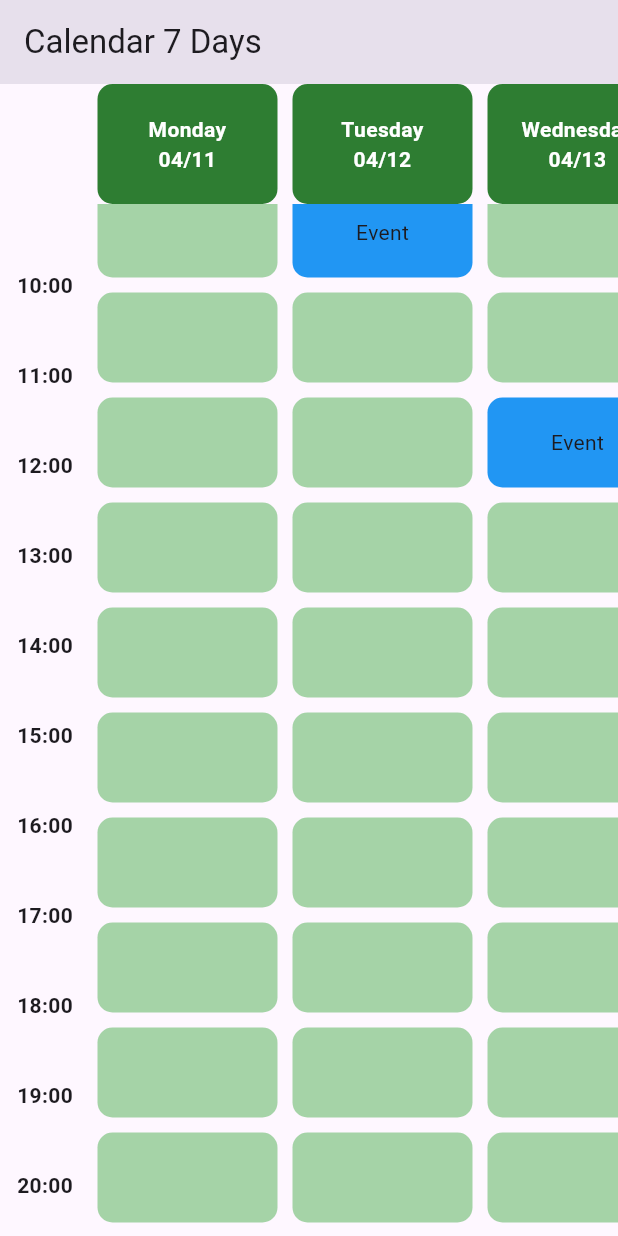
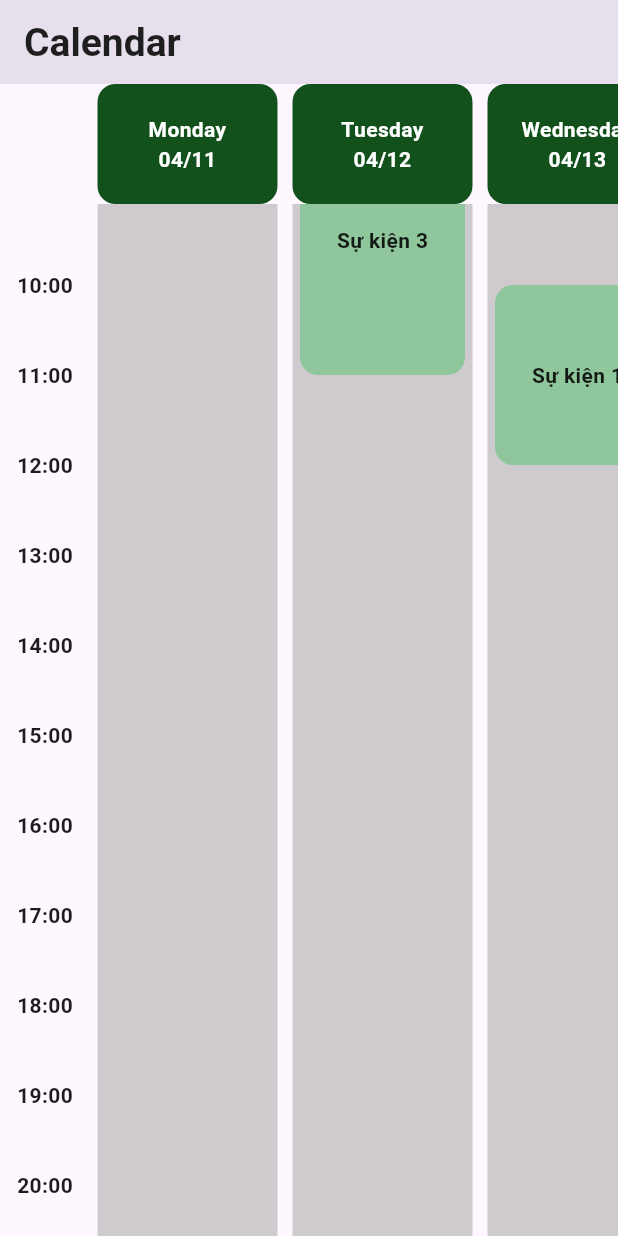
Before and after one commit to wizardap/vnu_student, a Flutter app: the screen it shows after launch, scrolled down 576 dp, on a phone screen of 412 x 824 dp. Run offline on Flutter 3.47's test engine with Material 3 defaults, Android fonts, the phone set to English and light mode, and no system bars.

Commit message:
reconstruct calendar screen

```diff
--- /dev/null
+++ b/lib/core/constants/constants.dart
@@ -0,0 +1,92 @@
+import 'package:flutter/material.dart';
+
+// Màu sắc
+class AppColors {
+  static const Color primaryGreen = Color(0xFF13511C); // Màu xanh header bảng
+  static const Color lightGray = Color(0xFFD9D9D9); // Màu xám nhạt
+  static const Color shadowGray = Colors.black12; // Màu bóng mờ
+  static const Color textBlack = Colors.black87; // Màu chữ chính
+  static const Color white = Colors.white; // Màu trắng
+  static const Color pieChartGreen1 = Color(0xCC0C7623); // Màu #0C7623, 80%
+  static const Color pieChartGreen2 = Color(0xCC32A44B); // Màu #32A44B, 80%
+  static const Color pieChartGreen3 = Color(0xCC53C26B); // Màu #53C26B, 80%
+  static const Color iconGray = Colors.grey; // Màu biểu tượng xám
+}
+
+// Font chữ
+class AppTextStyles {
+  static const TextStyle appBarTitle = TextStyle(
+    fontSize: 26,
+    fontWeight: FontWeight.bold,
+    color: AppColors.textBlack,
+  );
+
+  static const TextStyle header = TextStyle(
+    fontSize: 18,
+    fontWeight: FontWeight.bold,
+    color: AppColors.textBlack,
+  );
+
+  static const TextStyle subHeader = TextStyle(
+    fontSize: 16,
+    color: Colors.grey,
+  );
+
+  static const TextStyle tableHeader = TextStyle(
+    fontSize: 14,
+    fontWeight: FontWeight.bold,
+    color: AppColors.white,
+  );
+
+  static const TextStyle tableData = TextStyle(
+    fontSize: 14,
+    color: AppColors.textBlack,
+  );
+
+  static const TextStyle overviewStat = TextStyle(
+    fontSize: 16,
+    fontWeight: FontWeight.bold,
+  );
+
+  static const TextStyle dropdownItem = TextStyle(
+    fontSize: 16,
+    fontWeight: FontWeight.w500,
+    color: AppColors.textBlack,
+  );
+
+  static const TextStyle notificationTitle = TextStyle(
+    fontSize: 16,
+    fontWeight: FontWeight.bold,
+    color: AppColors.textBlack,
+  );
+
+  static const TextStyle notificationSubtitle = TextStyle(
+    fontSize: 14,
+    color: Colors.grey,
+  );
+
+  static const TextStyle tabSelected = TextStyle(
+    fontSize: 14,
+    fontWeight: FontWeight.bold,
+    color: AppColors.white,
+  );
+
+  static const TextStyle tabUnselected = TextStyle(
+    fontSize: 14,
+    color: AppColors.textBlack,
+  );
+
+  static const TextStyle searchHint = TextStyle(
+    fontSize: 16,
+    color: AppColors.iconGray,
+  );
+}
+
+// Kích thước & khoảng cách
+class AppSizes {
+  static const double borderRadius = 12.0;
+  static const double padding = 16.0;
+  static const double smallPadding = 8.0;
+  static const double shadowBlurRadius = 8.0;
+  static const double cardElevation = 4.0;
+}
--- a/lib/screens/calendar.dart
+++ b/lib/screens/calendar.dart
@@ -1,4 +1,5 @@
 import 'package:flutter/material.dart';
+import '../core/constants/constants.dart';
 
 class CalendarScreen extends StatefulWidget {
   const CalendarScreen({Key? key}) : super(key: key);
@@ -8,26 +9,23 @@ class CalendarScreen extends StatefulWidget {
 }
 
 class _CalendarScreenState extends State<CalendarScreen> {
-  final ScrollController _hourScrollController = ScrollController();
-  final ScrollController _contentScrollController = ScrollController();
   final ScrollController _horizontalScrollController = ScrollController();
   final ScrollController _horizontalHeaderScrollController = ScrollController();
 
   @override
   void initState() {
     super.initState();
-    _contentScrollController.addListener(() {
-      _hourScrollController.jumpTo(_contentScrollController.offset);
-    });
     _horizontalScrollController.addListener(() {
-      _horizontalHeaderScrollController.jumpTo(_horizontalScrollController.offset);
+      if (_horizontalHeaderScrollController.offset !=
+          _horizontalScrollController.offset) {
+        _horizontalHeaderScrollController
+            .jumpTo(_horizontalScrollController.offset);
+      }
     });
   }
 
   @override
   void dispose() {
-    _hourScrollController.dispose();
-    _contentScrollController.dispose();
     _horizontalScrollController.dispose();
     _horizontalHeaderScrollController.dispose();
     super.dispose();
@@ -35,8 +33,8 @@ class _CalendarScreenState extends State<CalendarScreen> {
 
   @override
   Widget build(BuildContext context) {
-    final double hourCellHeight = 60;
-    final double dayCellWidth = 120;
+    final double hourCellHeight = 60; // Chiều cao mỗi ô giờ
+    final double dayCellWidth = 120; // Chiều rộng mỗi ô ngày
     final List<String> daysOfWeek = [
       "Monday",
       "Tuesday",
@@ -47,53 +45,54 @@ class _CalendarScreenState extends State<CalendarScreen> {
       "Sunday"
     ];
 
-    // Mock events data
-    final List<List<bool>> events = List.generate(24, (i) => List.generate(7, (j) => false));
-    events[10][2] = true; // Event at 10:00 on Wednesday
-    events[15][4] = true; // Event at 15:00 on Friday
-    events[8][1] = true;  // Event at 08:00 on Tuesday
-    events[12][5] = true; // Event at 12:00 on Saturday
-    events[18][3] = true; // Event at 18:00 on Thursday
+    // Dữ liệu sự kiện (dayIndex, startHour, duration)
+    final List<Map<String, dynamic>> events = [
+      {'dayIndex': 2, 'startHour': 10, 'duration': 2, 'headerValue': "Sự kiện 1"}, // Event trên Wednesday
+      {'dayIndex': 4, 'startHour': 15, 'duration': 1, 'headerValue': "Sự kiện 2"}, // Event trên Friday
+      {'dayIndex': 1, 'startHour': 8, 'duration': 3, 'headerValue': "Sự kiện 3"}, // Event trên Tuesday
+    ];
 
     return Scaffold(
       appBar: AppBar(
-        title: const Text('Calendar 7 Days'),
+        title: const Text('Calendar'),
+        titleTextStyle: AppTextStyles.appBarTitle,
       ),
       body: Stack(
-        children: [
+      children : [
         Column(
           children: [
-              // Day header row (horizontal scroll)
+            // Hàng tiêu đề ngày
             SizedBox(
               height: 80,
               child: SingleChildScrollView(
                 scrollDirection: Axis.horizontal,
-                  controller: _horizontalHeaderScrollController, // Sync horizontal scroll
+                controller: _horizontalHeaderScrollController,
                 child: Row(
                   children: [
                     Container(
-                        width: 60, // Blank space at the intersection
+                      width: 60, // Ô trống ở góc trên bên trái
                       height: 80,
                       color: Theme.of(context).scaffoldBackgroundColor,
                     ),
                     Row(
                       children: List.generate(daysOfWeek.length, (index) {
                         return Container(
-                            width: dayCellWidth, // Ensure consistent width
+                          width: dayCellWidth,
                           margin: const EdgeInsets.symmetric(horizontal: 5),
-                            padding: const EdgeInsets.all(8), // Add padding
+                          padding: const EdgeInsets.all(8),
                           decoration: BoxDecoration(
-                              color: Colors.green[800],
-                              borderRadius: BorderRadius.circular(10),
+                            color: AppColors.primaryGreen,
+                            borderRadius: BorderRadius.circular(AppSizes.borderRadius),
                           ),
                           child: Center(
                             child: Text(
                               '${daysOfWeek[index]}\n04/${11 + index}',
                               textAlign: TextAlign.center,
-                                style: const TextStyle(
-                                  color: Colors.white,
-                                  fontWeight: FontWeight.bold,
-                                ),
+                              style: AppTextStyles.tableHeader,
+                              // style: const TextStyle(
+                              //   color: Colors.white,
+                              //   fontWeight: FontWeight.bold,
+                              // ),
                             ),
                           ),
                         );
@@ -103,56 +102,70 @@ class _CalendarScreenState extends State<CalendarScreen> {
                 ),
               ),
             ),
-              // Calendar content (horizontal and vertical scroll)
+            // Nội dung cuộn dọc và ngang
             Expanded(
+              child: SingleChildScrollView(
+                scrollDirection: Axis.vertical,
                 child: Row(
                   crossAxisAlignment: CrossAxisAlignment.start,
                   children: [
-                    // Fixed hour column
-                    SizedBox(
-                      width: 60,
-                      child: ListView.builder(
-                        controller: _hourScrollController, // Sync vertical scroll
-                        itemCount: 24,
-                        itemBuilder: (context, index) {
+                    // Cột giờ cố định
+                    Column(
+                      children: List.generate(24, (index) {
                         return Container(
                           height: hourCellHeight,
+                          width: 60,
                           alignment: Alignment.center,
                           child: Text(
                             '${index.toString().padLeft(2, '0')}:00',
+                            // style: AppTextStyles.tableData,
                             style: const TextStyle(fontWeight: FontWeight.bold),
                           ),
                         );
-                        },
+                      }),
                     ),
-                    ),
-                    // Calendar grid (horizontal and vertical scroll)
+                    // Nội dung lịch
                     Expanded(
                       child: SingleChildScrollView(
                         scrollDirection: Axis.horizontal,
-                        controller: _horizontalScrollController, // Sync horizontal scroll
-                        child: SizedBox(
-                          width: (dayCellWidth + 10) * daysOfWeek.length, // Ensure consistent width
-                          child: ListView.builder(
-                            controller: _contentScrollController, // Sync vertical scroll
-                            itemCount: 24,
-                            itemBuilder: (context, hourIndex) {
-                              return Row(
-                                children: List.generate(daysOfWeek.length, (dayIndex) {
-                                  bool isEvent = events[hourIndex][dayIndex];
+                        controller: _horizontalScrollController,
+                        child: Stack(
+                          children: [
+                            // Hàng duy nhất tô màu xám
+                            Row(
+                              children:
+                                  List.generate(daysOfWeek.length, (dayIndex) {
                                 return Container(
                                   width: dayCellWidth,
-                                    height: hourCellHeight,
+                                  height: hourCellHeight * 24 + hourCellHeight / 2.0, // Chiều cao của cột giờ + 1/2 chiều cao của ô giờ 23:00->00:00
                                   margin: const EdgeInsets.all(5),
                                   decoration: BoxDecoration(
-                                      color: isEvent ? Colors.blue : Colors.green.withOpacity(0.5),
-                                      borderRadius: BorderRadius.circular(10),
-                                    ),
-                                    child: Center(child: Text(isEvent ? 'Event' : '')),
+                                    color: AppColors.iconGray.withOpacity(0.5),
+                                    borderRadius: BorderRadius.circular(AppSizes.borderRadius),
+                                  )
                                 );
                               }),
-                              );
-                            },
+                            ),
+                            // Sự kiện được căn chỉnh
+                            for (var event in events)
+                              Positioned(
+                                top: event['startHour'] * hourCellHeight + hourCellHeight / 2.0, // Text ở vị trí giữa
+                                left: event['dayIndex'] * (dayCellWidth + 10) +
+                                    10, // Cách biên trái
+                                child: Container(
+                                  width: dayCellWidth - 10, // Cách biên phải
+                                  height: event['duration'] * hourCellHeight,
+                                  decoration: BoxDecoration(
+                                    color: AppColors.pieChartGreen3.withOpacity(0.5),
+                                    borderRadius: BorderRadius.circular(AppSizes.borderRadius),
+                                  ),
+                                  child: Center(
+                                    child: Text(
+                                      event['headerValue'],
+                                      style: TextStyle(
+                                        color: AppColors.textBlack,
+                                        fontWeight: FontWeight.bold,
+                                      ),
                                     ),
                                   ),
                                 ),
@@ -160,9 +173,13 @@ class _CalendarScreenState extends State<CalendarScreen> {
                           ],
                         ),
                       ),
+                    ),
                   ],
                 ),
-          // Fixed blank space at the intersection
+              ),
+            ),
+          ],
+        ),
         Positioned(
           top: 0,
           left: 0,
@@ -172,8 +189,7 @@ class _CalendarScreenState extends State<CalendarScreen> {
             color: Theme.of(context).scaffoldBackgroundColor,
           ),
         ),
-        ],
-      ),
+      ]),
     );
   }
 }
```
Also changed, not shown: lib/main.dart (line endings or trailing spaces). Lines whose indentation alone changed are shown as unchanged.
